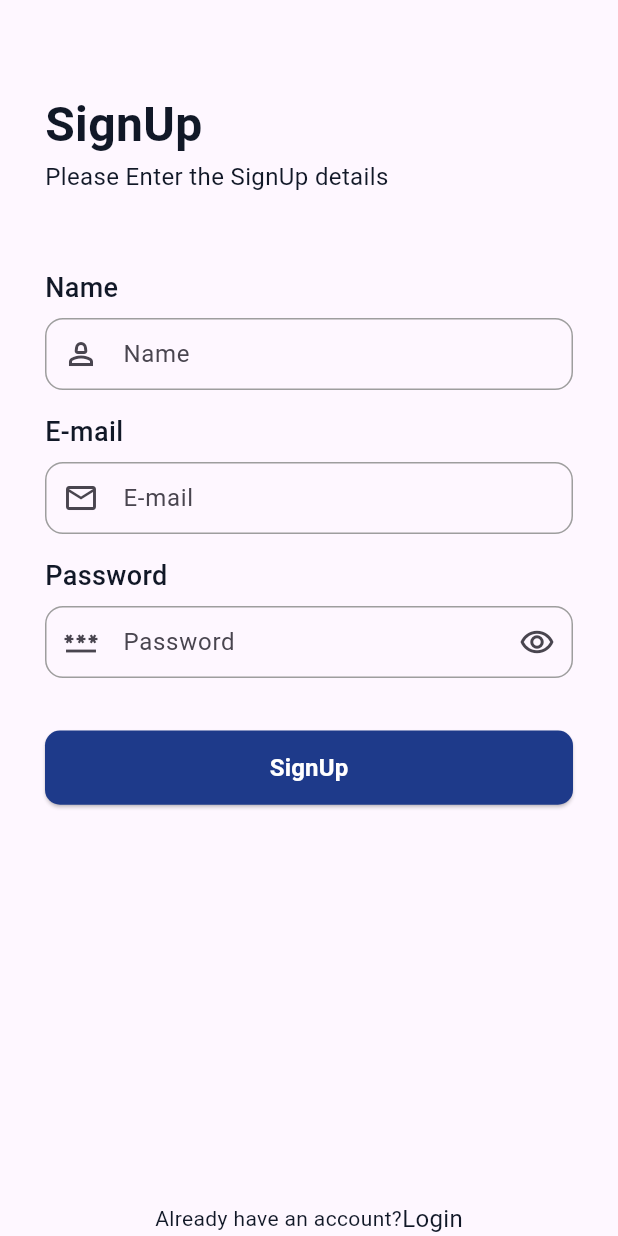
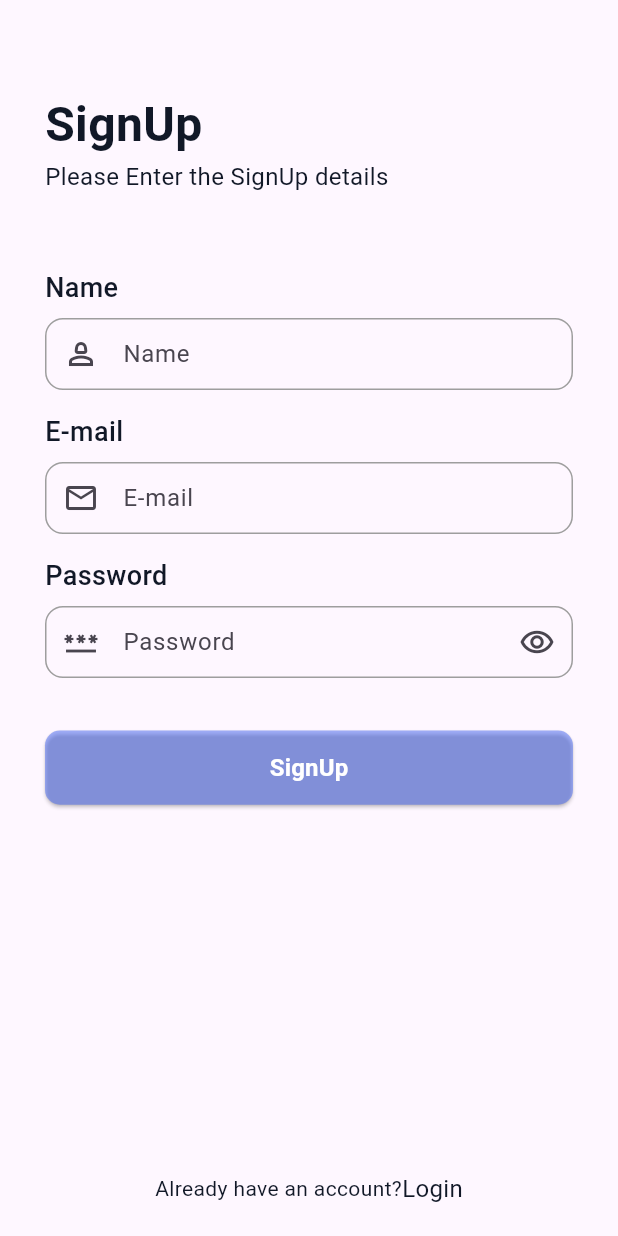
Before and after one commit to Virenrangani/ts_trainning_demo_ca, a Flutter app: the SignUpPage screen opened directly, on a phone screen of 412 x 824 dp. Run offline on Flutter 3.47's test engine with Material 3 defaults, Android fonts, the phone set to English and light mode, and no system bars; our stand-ins replace carousel_slider, cloud_firestore, dio, firebase_analytics, firebase_auth, firebase_core and 10 more; accounts and stored records are empty; network calls fail.

Commit message:
feature / animation

```diff
--- a/lib/core/constant/padding/custom_padding.dart
+++ b/lib/core/constant/padding/custom_padding.dart
@@ -42,6 +42,8 @@ class CustomPadding {
   static const edgeOnlyTop8=EdgeInsets.only(top: 8);
   static const edgeOnlyTop12=EdgeInsets.only(top: 12);
 
+  static const edgeOnlyTop60LeftRight30=EdgeInsets.only(top:60,left: 30,right: 30);
+
 
 
 
--- a/lib/core/widget/elevated_button/custom_elevated_button.dart
+++ b/lib/core/widget/elevated_button/custom_elevated_button.dart
@@ -2,13 +2,15 @@ import 'package:flutter/material.dart';
 import 'package:ts_training_demo_ca/core/constant/color/custom_color.dart';
 import 'package:ts_training_demo_ca/core/constant/font_size/custom_text_style.dart';
 
-class CustomElevatedButton extends StatelessWidget {
+class CustomElevatedButton extends StatefulWidget {
   final String text;
   final VoidCallback onPressed;
   final bool isLoading;
   final double? width;
   final double? height;
   final double? borderRadius;
+  final Color? color1;
+  final Color? color2;
 
   const CustomElevatedButton({
     super.key,
@@ -18,22 +20,69 @@ class CustomElevatedButton extends StatelessWidget {
     this.width,
     this.height,
     this.borderRadius=15,
+    this.color1,
+    this.color2,
   });
 
   @override
+  State<CustomElevatedButton> createState() => _CustomElevatedButtonState();
+}
+
+class _CustomElevatedButtonState extends State<CustomElevatedButton> with SingleTickerProviderStateMixin{
+  late AnimationController controller;
+  late Animation<Color?> colorAnimation;
+
+  @override
+  void initState() {
+    super.initState();
+
+    controller = AnimationController(
+      vsync: this,
+      duration: const Duration(seconds: 1),
+    );
+
+    colorAnimation = ColorTween(
+      begin: widget.color1 ?? CustomColor.primary.withOpacity(0.5),
+      end: widget.color2 ?? CustomColor.primary,
+    ).animate(
+      CurvedAnimation(
+        parent: controller,
+        curve: Curves.easeInOut,
+      ),
+    );
+  }
+
+  @override
+  void dispose() {
+    controller.dispose();
+    super.dispose();
+  }
+
+  void handleTap() async {
+    if (widget.isLoading) return;
+
+    await controller.forward();
+
+    widget.onPressed();
+  }
+
+  @override
   Widget build(BuildContext context) {
+    return AnimatedBuilder(
+      animation: colorAnimation,
+      builder: (BuildContext context, Widget? child) {
         return SizedBox(
-      width: width,
-      height: height,
+          width: widget.width,
+          height: widget.height,
           child: ElevatedButton(
-        onPressed: isLoading ? null : onPressed,
+            onPressed: widget.isLoading ? null : handleTap,
             style: ElevatedButton.styleFrom(
-          backgroundColor:CustomColor.primaryDark,
+              backgroundColor:colorAnimation.value,
               shape: RoundedRectangleBorder(
-            borderRadius: BorderRadius.circular(borderRadius!),
+                borderRadius: BorderRadius.circular(widget.borderRadius!),
               ),
             ),
-        child: isLoading
+            child: widget.isLoading
                 ? SizedBox(
               height: 22,
               width: 22,
@@ -43,10 +92,12 @@ class CustomElevatedButton extends StatelessWidget {
               ),
             )
                 : Text(
-          text,
+                widget.text,
                 style: CustomTextStyles.button
             ),
           ),
         );
+      },
+    );
   }
 }
--- a/lib/feature/auth/presentation/page/sign_up_page.dart
+++ b/lib/feature/auth/presentation/page/sign_up_page.dart
@@ -2,7 +2,9 @@ import 'package:firebase_analytics/firebase_analytics.dart';
 import 'package:flutter/material.dart';
 import 'package:flutter_bloc/flutter_bloc.dart';
 import 'package:get_it/get_it.dart';
+import 'package:ts_training_demo_ca/core/constant/color/custom_color.dart';
 import 'package:ts_training_demo_ca/core/constant/font_size/custom_text_style.dart';
+import 'package:ts_training_demo_ca/core/constant/padding/custom_padding.dart';
 import 'package:ts_training_demo_ca/core/constant/string/custom_string.dart';
 import 'package:ts_training_demo_ca/core/validation/email_password_validation/email_password_validation.dart';
 import 'package:ts_training_demo_ca/core/widget/inkwell_button/custom_inkwell_button.dart';
@@ -69,9 +71,8 @@ class _SignUpPageState extends State<SignUpPage> {
               },
 
               builder: (context,state){
-                return SafeArea(
-                  child: Container(
-                      padding:EdgeInsets.only(top:60,left: 30,right: 30),
+                return Container(
+                    padding:CustomPadding.edgeOnlyTop60LeftRight30,
                     child: Column(
                       crossAxisAlignment: CrossAxisAlignment.start,
                       children: [
@@ -139,13 +140,21 @@ class _SignUpPageState extends State<SignUpPage> {
                                             }
                                           }, text: CustomString.signUp
                                       ),
-
                                     ]
                                 )
                             ),
                           ),
                         ),
-                          Row(
+
+                      ],
+                    )
+                );
+              }
+          ),
+        ),
+      bottomNavigationBar: Padding(
+        padding: CustomPadding.edgeAll20,
+        child: Row(
           mainAxisAlignment: MainAxisAlignment.center,
           children: [
             Text(CustomString.alreadyHaveAccount,style:CustomTextStyles.bodySmall,),
@@ -160,13 +169,7 @@ class _SignUpPageState extends State<SignUpPage> {
             )
           ],
         ),
-                        ],
-                      )
       ),
     );
   }
-          ),
-        )
-    );
 }
-}
```
Also changed, not shown: lib/core/widget/custom_card/custom_card.dart (+4 -13 lines), lib/feature/auth/presentation/page/login_page.dart (+11 -9 lines), lib/feature/cart/presentation/widget/cart_summary.dart (+12 -49 lines). Lines whose indentation alone changed are shown as unchanged.
